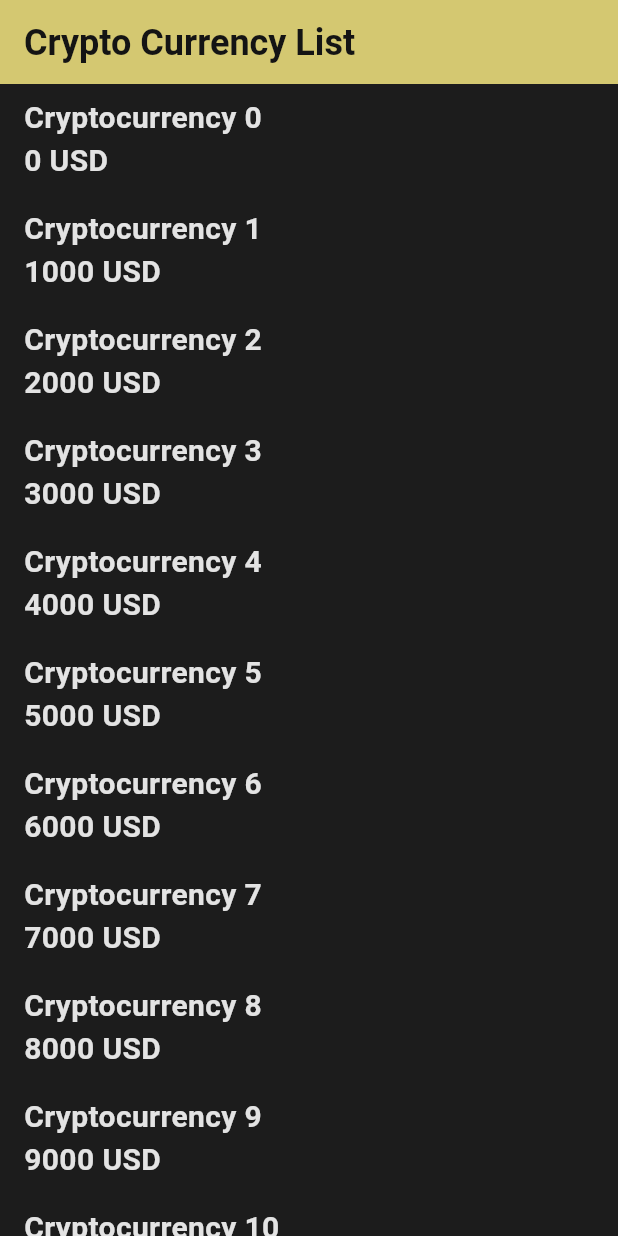
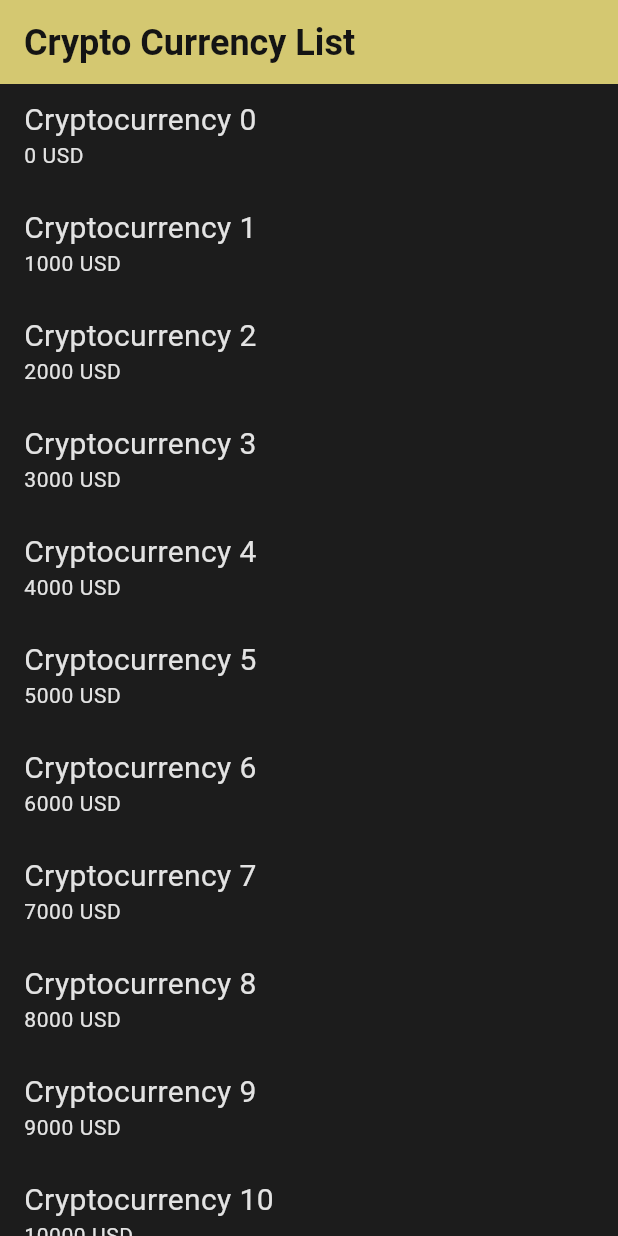
Before and after one commit to Stalker590/-, a Flutter app: the screen it shows after launch, on a phone screen of 412 x 824 dp. Run offline on Flutter 3.47's test engine with Material 3 defaults, Android fonts, the phone set to English and light mode, and no system bars.

Commit message:
Changed Design

```diff
--- a/lib/main.dart
+++ b/lib/main.dart
@@ -23,7 +23,13 @@ class CryptoCurrencyListApp extends StatelessWidget {
           bodyMedium: TextStyle(
             color: const Color.fromARGB(255, 227, 227, 227),
             fontSize: 20,
-            fontWeight: FontWeight.bold,
+            fontWeight: FontWeight.normal,
+          ),
+
+          bodySmall: TextStyle(
+            color: const Color.fromARGB(255, 227, 227, 227),
+            fontSize: 14,
+            fontWeight: FontWeight.normal,
           ),
         ),
       ),
@@ -55,7 +61,7 @@ class _MainPageState extends State<MainPage> {
         itemBuilder: (context, index){
           return ListTile(
             title: Text("Cryptocurrency $index", style: Theme.of(context).textTheme.bodyMedium,),
-            subtitle: Text("${index*1000} USD", style: Theme.of(context).textTheme.bodyMedium,),
+            subtitle: Text("${index*1000} USD", style: Theme.of(context).textTheme.bodySmall,),
           );
         },
 
```
